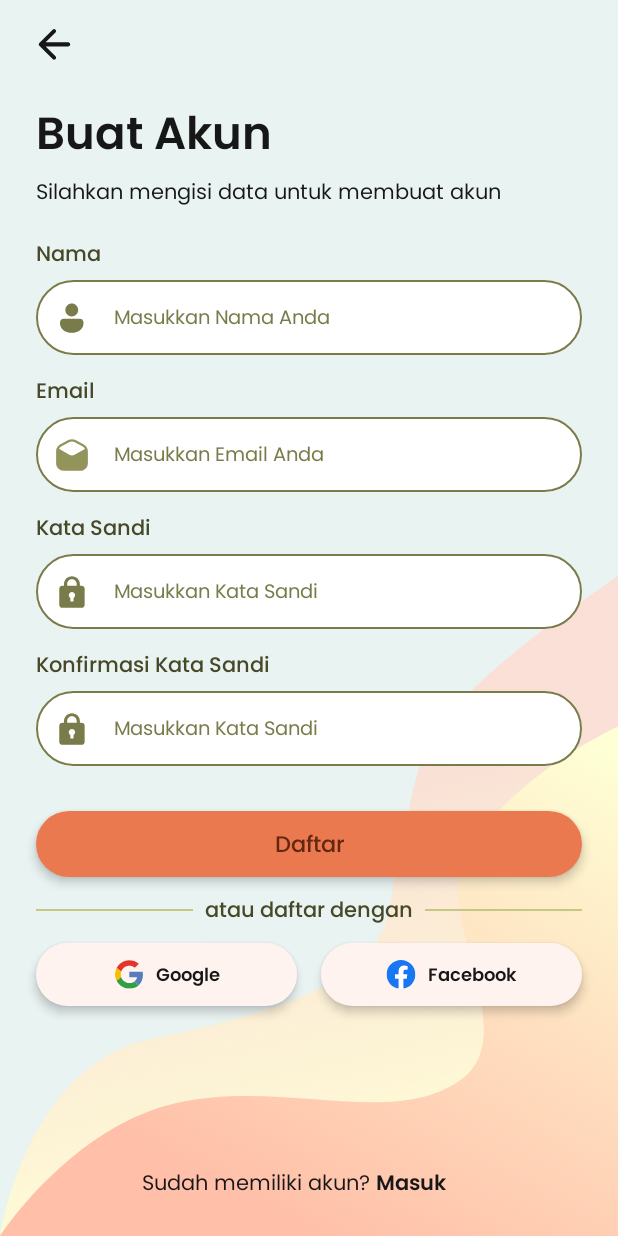
After one commit to muktiabdii/weaveon-app, an Android app built with Jetpack Compose: the RegisterScreen screen opened through its navigation route, on a phone screen of 412 x 824 dp. The commit adds this screen. Run offline under Robolectric (Android 15) with nearby library versions, the phone set to English and light mode, and no system bars; our stand-ins replace Firebase (no records; nobody signed in at launch, a user with empty details on screens opened directly).

Commit message:
feat(auth): slicing dan tambah fitur register

```diff
--- a/app/src/main/java/com/example/hology/MainActivity.kt
+++ b/app/src/main/java/com/example/hology/MainActivity.kt
@@ -15,6 +15,7 @@ import com.example.hology.data.repository.AuthRepositoryImpl
 import com.example.hology.domain.usecase.AuthUseCase
 import com.example.hology.ui.auth.AuthViewModel
 import com.example.hology.ui.auth.LoginScreen
+import com.example.hology.ui.auth.RegisterScreen
 import com.example.hology.ui.theme.HologyTheme
 
 class MainActivity : ComponentActivity() {
@@ -37,6 +38,10 @@ class MainActivity : ComponentActivity() {
                         composable("login") {
                             LoginScreen(viewModel = authViewModel, navController = navController)
                         }
+
+                        composable("register") {
+                            RegisterScreen(viewModel = authViewModel, navController = navController)
+                        }
                     }
                 }
             }
--- a/app/src/main/java/com/example/hology/data/repository/AuthRepositoryImpl.kt
+++ b/app/src/main/java/com/example/hology/data/repository/AuthRepositoryImpl.kt
@@ -29,6 +29,50 @@ class AuthRepositoryImpl: AuthRepository {
             }
     }
 
+    // function register
+    override fun register(
+        name: String,
+        email: String,
+        password: String,
+        passwordConfirmation: String,
+        onResult: (Boolean, String?) -> Unit
+    ) {
+        auth.createUserWithEmailAndPassword(email, password)
+            .addOnCompleteListener { task ->
+                if (task.isSuccessful) {
+                    val user = auth.currentUser
+                    user?.let {
+                        val userId = it.uid
+                        val userRef = database.child("users").child(userId)
+
+                        // menyimpan data pengguna ke database
+                        val userData = hashMapOf(
+                            "userId" to userId,
+                            "name" to name,
+                            "email" to email
+                        )
+                        userRef.setValue(userData)
+                            .addOnSuccessListener {
+                                onResult(true, null)
+                            }
+                            .addOnFailureListener { exception ->
+
+                                // jika gagal, hapus akun pengguna
+                                user.delete().addOnCompleteListener {
+                                    onResult(false, exception.message)
+                                }
+                            }
+                    }
+                }
+
+                // jika registrasi gagal, kirim pesan error
+                else {
+                    val errorMessage = getLocalizedErrorMessage(task.exception?.message)
+                    onResult(false, errorMessage)
+                }
+            }
+    }
+
     // function untuk mendapatkan pesan error yang sesuai
     private fun getLocalizedErrorMessage(errorMessage: String?): String {
         return when {
--- a/app/src/main/java/com/example/hology/domain/repository/AuthRepository.kt
+++ b/app/src/main/java/com/example/hology/domain/repository/AuthRepository.kt
@@ -2,4 +2,5 @@ package com.example.hology.domain.repository
 
 interface AuthRepository {
     fun login(email: String, password: String, onResult: (Boolean, String?) -> Unit)
+    fun register(name: String, email: String, password: String, passwordConfirmation: String, onResult: (Boolean, String?) -> Unit)
 }
--- a/app/src/main/java/com/example/hology/domain/usecase/AuthUseCase.kt
+++ b/app/src/main/java/com/example/hology/domain/usecase/AuthUseCase.kt
@@ -12,6 +12,16 @@ class AuthUseCase(private val authRepository: AuthRepository) {
             return
         }
         authRepository.login(email.trim(), password.trim(), onResult)
+    }
+
+    // function register
+    fun register(name: String, email: String, password: String, passwordConfirmation: String, onResult: (Boolean, String?) -> Unit) {
+        val validateRegister = validateRegister(name, email, password, passwordConfirmation)
+        if (validateRegister != null){
+            onResult(false, validateRegister)
+            return
+        }
+        authRepository.register(name.trim(), email.trim(), password.trim(), passwordConfirmation.trim(), onResult)
     }
 
     // function validasi login
@@ -29,4 +39,24 @@ class AuthUseCase(private val authRepository: AuthRepository) {
         }
         return null
     }
+
+    // function validasi register
+    private fun validateRegister(name: String, email: String, password: String, passwordConfirmation: String): String? {
+        if (name.trim().isEmpty() || email.trim().isEmpty() || password.trim().isEmpty() || passwordConfirmation.trim().isEmpty()) {
+            return "Semua field harus diisi"
+        }
+
+        if (!android.util.Patterns.EMAIL_ADDRESS.matcher(email).matches()) {
+            return "Format email salah"
+        }
+
+        if (password.length < 8) {
+            return "Password harus lebih dari 8 karakter"
+        }
+
+        if (password != passwordConfirmation) {
+            return "Konfirmasi password tidak sesuai"
+        }
+        return null
+    }
 }
--- a/app/src/main/java/com/example/hology/ui/auth/AuthViewModel.kt
+++ b/app/src/main/java/com/example/hology/ui/auth/AuthViewModel.kt
@@ -22,9 +22,17 @@ class AuthViewModel(private val authUseCase: AuthUseCase): ViewModel() {
     private val _loginState = MutableStateFlow<State>(State.Idle)
     val loginState: StateFlow<State> = _loginState
 
+    // register state
+    private val _registerState = MutableStateFlow<State>(State.Idle)
+    val registerState: StateFlow<State> = _registerState
+
     // reset state
     fun resetLoginState() {
         _loginState.value = State.Idle
+    }
+
+    fun resetRegisterState() {
+        _registerState.value = State.Idle
     }
 
     // function login
@@ -40,6 +48,21 @@ class AuthViewModel(private val authUseCase: AuthUseCase): ViewModel() {
         }
     }
 
+    // function register
+    fun register(
+        name: String,
+        email: String,
+        password: String,
+        passwordConfirmation: String
+    ) {
+        viewModelScope.launch {
+            _registerState.value = State.Loading
+            authUseCase.register(name, email, password, passwordConfirmation) { success, message ->
+                _registerState.value = if (success) State.Success else State.Error(message ?: "Register gagal")
+            }
+        }
+    }
+
     class Factory(private val authUseCase: AuthUseCase) : ViewModelProvider.Factory {
         override fun <T : ViewModel> create(modelClass: Class<T>): T {
             if (modelClass.isAssignableFrom(AuthViewModel::class.java)) {
--- /dev/null
+++ b/app/src/main/java/com/example/hology/ui/auth/RegisterScreen.kt
@@ -0,0 +1,368 @@
+package com.example.hology.ui.auth
+
+import android.widget.Toast
+import androidx.compose.foundation.Image
+import androidx.compose.foundation.background
+import androidx.compose.foundation.layout.Arrangement
+import androidx.compose.foundation.layout.Box
+import androidx.compose.foundation.layout.Column
+import androidx.compose.foundation.layout.Row
+import androidx.compose.foundation.layout.Spacer
+import androidx.compose.foundation.layout.fillMaxSize
+import androidx.compose.foundation.layout.fillMaxWidth
+import androidx.compose.foundation.layout.height
+import androidx.compose.foundation.layout.offset
+import androidx.compose.foundation.layout.padding
+import androidx.compose.foundation.rememberScrollState
+import androidx.compose.foundation.verticalScroll
+import androidx.compose.material3.Divider
+import androidx.compose.material3.Icon
+import androidx.compose.material3.IconButton
+import androidx.compose.material3.Text
+import androidx.compose.material3.TextButton
+import androidx.compose.runtime.Composable
+import androidx.compose.runtime.LaunchedEffect
+import androidx.compose.runtime.collectAsState
+import androidx.compose.runtime.getValue
+import androidx.compose.runtime.mutableStateOf
+import androidx.compose.runtime.remember
+import androidx.compose.runtime.setValue
+import androidx.compose.ui.Alignment
+import androidx.compose.ui.Modifier
+import androidx.compose.ui.layout.ContentScale
+import androidx.compose.ui.platform.LocalContext
+import androidx.compose.ui.res.painterResource
+import androidx.compose.ui.text.TextStyle
+import androidx.compose.ui.text.font.Font
+import androidx.compose.ui.text.font.FontFamily
+import androidx.compose.ui.unit.dp
+import androidx.compose.ui.unit.sp
+import androidx.navigation.NavController
+import com.example.hology.ui.theme.Base
+import com.example.hology.R
+import com.example.hology.ui.common.ActionButton
+import com.example.hology.ui.common.AuthSocialButton
+import com.example.hology.ui.common.InputFormField
+import com.example.hology.ui.theme.NeutralBlack
+import com.example.hology.ui.theme.Primary04
+import com.example.hology.ui.theme.Primary09
+
+@Composable
+fun RegisterScreen(
+    modifier: Modifier = Modifier,
+    viewModel: AuthViewModel,
+    navController: NavController
+) {
+
+    val context = LocalContext.current
+    val registerState by viewModel.registerState.collectAsState()
+    var name by remember { mutableStateOf("") }
+    var email by remember { mutableStateOf("") }
+    var password by remember { mutableStateOf("") }
+    var passwordConfirmation by remember { mutableStateOf("") }
+
+    when (registerState) {
+        is State.Success -> {
+            LaunchedEffect(Unit) {
+                navController.navigate("login") {
+                    popUpTo("register") { inclusive = true }
+                }
+
+                viewModel.resetRegisterState()
+            }
+        }
+
+        is State.Error -> {
+            val message = (registerState as State.Error).message
+            LaunchedEffect(message) {
+                Toast.makeText(context, message, Toast.LENGTH_SHORT).show()
+                viewModel.resetRegisterState()
+            }
+        }
+
+        else -> Unit
+    }
+
+    Box(
+        modifier = modifier
+            .fillMaxSize()
+            .background(
+                color = Base
+            )
+    ) {
+
+        // background
+        Image(
+            painter = painterResource(id = R.drawable.bg_1),
+            contentDescription = null,
+            modifier = modifier
+                .fillMaxWidth()
+                .height(440.dp)
+                .align(Alignment.BottomCenter),
+            contentScale = ContentScale.FillBounds
+        )
+
+        Image(
+            painter = painterResource(id = R.drawable.bg_2),
+            contentDescription = null,
+            modifier = Modifier
+                .fillMaxWidth()
+                .height(340.dp)
+                .align(Alignment.BottomCenter),
+            contentScale = ContentScale.FillBounds
+        )
+
+        Column(
+            modifier = modifier
+                .fillMaxSize()
+                .padding(horizontal = 24.dp)
+                .padding(top = 6.dp)
+                .verticalScroll(rememberScrollState()),
+            horizontalAlignment = Alignment.CenterHorizontally
+        ) {
+
+            // tombol back
+            IconButton(
+                onClick = { navController.popBackStack() },
+                modifier = modifier
+                    .offset(x = (-12).dp)
+                    .align(Alignment.Start)
+            ) {
+                Icon(
+                    painter = painterResource(id = R.drawable.ic_back),
+                    contentDescription = null,
+                    tint = NeutralBlack
+                )
+            }
+
+            // header
+            Column(
+                modifier = modifier
+                    .fillMaxWidth()
+                    .padding(top = 14.dp, bottom = 16.dp),
+                horizontalAlignment = Alignment.Start
+            ) {
+                Text(
+                    text = "Buat Akun",
+                    style = TextStyle(
+                        fontSize = 30.sp,
+                        fontFamily = FontFamily(Font(R.font.poppins_semibold)),
+                        color = NeutralBlack
+                    )
+                )
+
+                Spacer(modifier = modifier.height(8.dp))
+
+                Text(
+                    text = "Silahkan mengisi data untuk membuat akun",
+                    style = TextStyle(
+                        fontSize = 14.sp,
+                        fontFamily = FontFamily(Font(R.font.poppins_regular)),
+                        color = NeutralBlack
+                    )
+                )
+            }
+
+            Spacer(modifier = modifier.height(6.dp))
+
+            // name input
+            Column(
+                modifier = modifier.fillMaxWidth(),
+                horizontalAlignment = Alignment.Start
+            ) {
+                Text(
+                    text = "Nama",
+                    style = TextStyle(
+                        fontSize = 14.sp,
+                        fontFamily = FontFamily(Font(R.font.poppins_medium)),
+                        color = Primary09
+                    ),
+                    modifier = modifier.padding(bottom = 8.dp)
+
+                )
+
+                InputFormField(
+                    value = name,
+                    onValueChange = { name = it },
+                    placeholder = "Masukkan Nama Anda",
+                    leadingIcon = R.drawable.ic_profile
+                )
+            }
+
+            Spacer(modifier = modifier.height(14.dp))
+
+            // email input
+            Column(
+                modifier = modifier.fillMaxWidth(),
+                horizontalAlignment = Alignment.Start
+            ) {
+                Text(
+                    text = "Email",
+                    style = TextStyle(
+                        fontSize = 14.sp,
+                        fontFamily = FontFamily(Font(R.font.poppins_medium)),
+                        color = Primary09
+                    ),
+                    modifier = modifier.padding(bottom = 8.dp)
+
+                )
+
+                InputFormField(
+                    value = email,
+                    onValueChange = { email = it },
+                    placeholder = "Masukkan Email Anda",
+                    leadingIcon = R.drawable.ic_email
+                )
+            }
+
+            Spacer(modifier = modifier.height(14.dp))
+
+            // password input
+            Column(
+                modifier = modifier.fillMaxWidth(),
+                horizontalAlignment = Alignment.Start
+            ) {
+                Text(
+                    text = "Kata Sandi",
+                    style = TextStyle(
+                        fontSize = 14.sp,
+                        fontFamily = FontFamily(Font(R.font.poppins_medium)),
+                        color = Primary09
+                    ),
+                    modifier = modifier.padding(bottom = 8.dp)
+
+                )
+
+                InputFormField(
+                    value = password,
+                    onValueChange = { password = it },
+                    placeholder = "Masukkan Kata Sandi",
+                    leadingIcon = R.drawable.ic_lock,
+                    isPassword = true
+                )
+            }
+
+            Spacer(modifier = modifier.height(14.dp))
+
+            // confirm password input
+            Column(
+                modifier = modifier.fillMaxWidth(),
+                horizontalAlignment = Alignment.Start
+            ) {
+                Text(
+                    text = "Konfirmasi Kata Sandi",
+                    style = TextStyle(
+                        fontSize = 14.sp,
+                        fontFamily = FontFamily(Font(R.font.poppins_medium)),
+                        color = Primary09
+                    ),
+                    modifier = modifier.padding(bottom = 8.dp)
+
+                )
+
+                InputFormField(
+                    value = passwordConfirmation,
+                    onValueChange = { passwordConfirmation = it },
+                    placeholder = "Masukkan Kata Sandi",
+                    leadingIcon = R.drawable.ic_lock,
+                    isPassword = true
+                )
+            }
+
+            Spacer(modifier = modifier.height(30.dp))
+
+            // register button
+            ActionButton(
+                text = "Daftar",
+                onClick = { viewModel.register(name, email, password, passwordConfirmation) },
+                isLoading = registerState is State.Loading
+            )
+
+            Spacer(modifier = modifier.height(12.dp))
+
+            // divider with text
+            Row(
+                modifier = Modifier.fillMaxWidth(),
+                verticalAlignment = Alignment.CenterVertically
+            ) {
+                Divider(
+                    modifier = Modifier.weight(1f),
+                    color = Primary04,
+                    thickness = 1.dp
+                )
+
+                Text(
+                    text = "atau daftar dengan",
+                    modifier = Modifier.padding(horizontal = 8.dp),
+                    style = TextStyle(
+                        fontSize = 14.sp,
+                        fontFamily = FontFamily(Font(R.font.poppins_medium)),
+                        color = Primary09
+                    )
+                )
+
+                Divider(
+                    modifier = Modifier.weight(1f),
+                    color = Primary04,
+                    thickness = 1.dp
+                )
+            }
+
+            Spacer(modifier = Modifier.height(12.dp))
+
+            // social media button
+            Row(
+                modifier = Modifier.fillMaxWidth(),
+                horizontalArrangement = Arrangement.spacedBy(16.dp)
+            ) {
+                AuthSocialButton(
+                    text = "Google",
+                    onClick = {},
+                    leadingIcon = R.drawable.ic_google,
+                    modifier = Modifier.weight(1f)
+                )
+
+                AuthSocialButton(
+                    text = "Facebook",
+                    onClick = {},
+                    leadingIcon = R.drawable.ic_facebook,
+                    modifier = Modifier.weight(1f)
+                )
+            }
+
+            Spacer(modifier = Modifier.weight(1f))
+
+            // login prompt
+            Row(
+                modifier = Modifier
+                    .fillMaxWidth()
+                    .padding(vertical = 12.dp),
+                horizontalArrangement = Arrangement.Center,
+                verticalAlignment = Alignment.CenterVertically
+            ) {
+                Text(
+                    text = "Sudah memiliki akun?",
+                    style = TextStyle(
+                        fontSize = 14.sp,
+                        fontFamily = FontFamily(Font(R.font.poppins_regular)),
+                        color = NeutralBlack
+                    )
+                )
+
+                TextButton(
+                    onClick = { navController.navigate("login") },
+                    modifier = Modifier.offset(x = (-8).dp)
+                ) {
+                    Text(
+                        text = "Masuk",
+                        style = TextStyle(
+                            fontSize = 14.sp,
+                            fontFamily = FontFamily(Font(R.font.poppins_semibold)),
+                            color = NeutralBlack
+                        )
+                    )
+                }
+            }
+        }
+    }
+}
```
